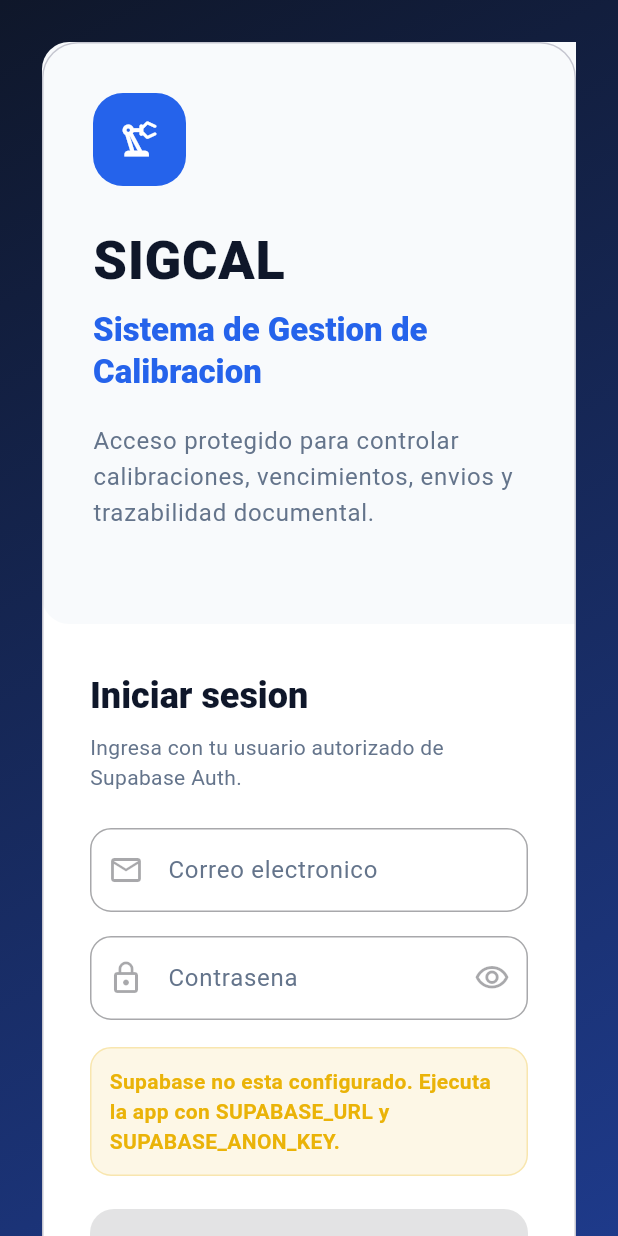
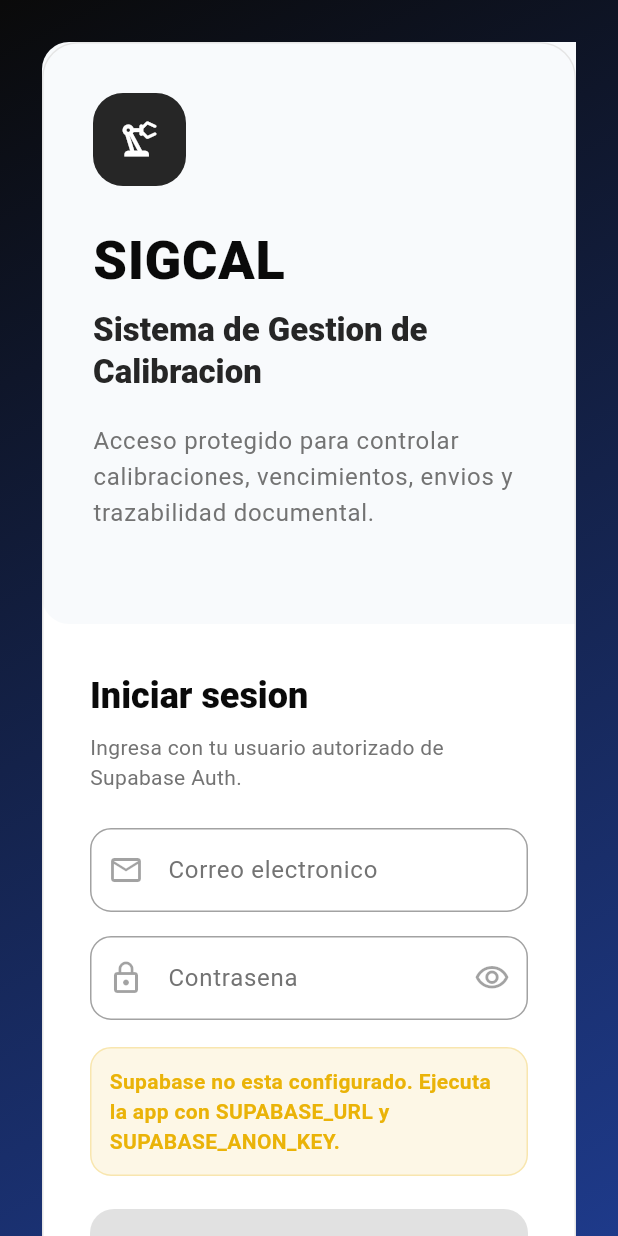
Before and after one commit to mantenimientoedacifap-maker/SIGCAL_WEB, a Flutter app: the screen it shows after launch, on a phone screen of 412 x 824 dp. Run offline on Flutter 3.47's test engine with Material 3 defaults, Android fonts, the light colour scheme and no system bars; drawn by our look-alikes of flutter_form_builder; our stand-ins replace data_table_2, file_picker, flutter_riverpod, form_builder_validators, go_router, image_picker and 4 more; accounts and stored records are empty.

Commit message:
feat: rediseno premium blanco/negro + logo dorado + modo sistema
- Paleta blanco/negro/gris premium, dorado como acento
- Modo Clasico eliminado, reemplazado por Sistema (ThemeMode.system)
- Sidebar: logo dorado, dot dorado en item activo, fondo negro puro
- Aliases compatibles (actionBlue, institutionalBlue, muted)
- Favicon y PWA icons optimizados desde SIGCAL_LOGO_S.png
- Ciclo de tema: Claro <-> Oscuro <-> Sistema

```diff
--- a/lib/app.dart
+++ b/lib/app.dart
@@ -13,18 +13,18 @@ class SigecalApp extends ConsumerWidget {
   @override
   Widget build(BuildContext context, WidgetRef ref) {
     final preferences = ref.watch(appPreferencesProvider);
-    final theme = preferences.visualMode == AppVisualMode.classic
-        ? AppTheme.classic
-        : AppTheme.light;
+    final themeMode = switch (preferences.visualMode) {
+      AppVisualMode.dark => ThemeMode.dark,
+      AppVisualMode.system => ThemeMode.system,
+      AppVisualMode.light => ThemeMode.light,
+    };
 
     return MaterialApp.router(
       title: AppStrings.appName,
       debugShowCheckedModeBanner: false,
-      theme: theme,
+      theme: AppTheme.light,
       darkTheme: AppTheme.dark,
-      themeMode: preferences.visualMode == AppVisualMode.dark
-          ? ThemeMode.dark
-          : ThemeMode.light,
+      themeMode: themeMode,
       locale: preferences.language.locale,
       supportedLocales: [
         for (final language in AppLanguage.values) language.locale,
--- a/lib/core/constants/app_colors.dart
+++ b/lib/core/constants/app_colors.dart
@@ -3,38 +3,56 @@ import 'package:flutter/material.dart';
 class AppColors {
   const AppColors._();
 
-  static const institutionalBlue = Color(0xFF0F172A);
-  static const actionBlue = Color(0xFF2563EB);
-  static const background = Color(0xFFF4F7FB);
-  static const surface = Color(0xFFFFFFFF);
-  static const surfaceSoft = Color(0xFFF8FBFF);
-  static const border = Color(0xFFD8E2F0);
-  static const borderSoft = Color(0xFFEAF0F7);
+  // ── Base premium (blanco y negro) ──────────────────────────
+  static const white = Color(0xFFFFFFFF);
+  static const black = Color(0xFF0A0A0A);
+  static const surfaceDark = Color(0xFF141414);
+  static const surfaceLight = Color(0xFFFFFFFF);
+
+  // ── Escala de grises (proporciones bajas) ──────────────────
+  static const gray50 = Color(0xFFFAFAFA);
+  static const gray100 = Color(0xFFF5F5F5);
+  static const gray200 = Color(0xFFE5E5E5);
+  static const gray300 = Color(0xFFD4D4D4);
+  static const gray400 = Color(0xFFA3A3A3);
+  static const gray500 = Color(0xFF737373);
+  static const gray600 = Color(0xFF525252);
+  static const gray700 = Color(0xFF404040);
+  static const gray800 = Color(0xFF262626);
+  static const gray900 = Color(0xFF171717);
+
+  // ── Dorado premium (logo y acentos) ────────────────────────
+  static const gold = Color(0xFFD4AF37);
+  static const goldLight = Color(0xFFF5D061);
+
+  // ── Colores funcionales (alertas y gráficas) ───────────────
   static const success = Color(0xFF16A34A);
   static const warning = Color(0xFFEAB308);
   static const critical = Color(0xFFF97316);
   static const danger = Color(0xFFDC2626);
   static const calibration = Color(0xFF0284C7);
-  static const muted = Color(0xFF64748B);
-  static const white = Color(0xFFFFFFFF);
-  static const sidebar = Color(0xFF111827);
-  static const sidebarSelected = Color(0xFF1E3A8A);
 
+  // ── Sidebar ────────────────────────────────────────────────
+  static const sidebar = Color(0xFF0A0A0A);
+  static const sidebarSelected = Color(0xFF262626);
+
+  // ── Aliases (compatibilidad hacia atrás) ────────────────────
+  static const actionBlue = gray800;
+  static const institutionalBlue = black;
+  static const muted = gray500;
+
+  // ── Sombras ────────────────────────────────────────────────
   static List<BoxShadow> get softShadow {
     return [
       BoxShadow(
-        color: const Color(0xFF0F172A).withValues(alpha: 0.06),
+        color: const Color(0xFF000000).withValues(alpha: 0.06),
         blurRadius: 28,
         offset: const Offset(0, 16),
-      ),
-      BoxShadow(
-        color: const Color(0xFF2563EB).withValues(alpha: 0.04),
-        blurRadius: 12,
-        offset: const Offset(0, 4),
       ),
     ];
   }
 
+  // ── Helpers de contexto ────────────────────────────────────
   static bool isDark(BuildContext context) {
     return Theme.of(context).brightness == Brightness.dark;
   }
@@ -44,15 +62,15 @@ class AppColors {
   }
 
   static Color surfaceSoftOf(BuildContext context) {
-    return isDark(context) ? const Color(0xFF1E293B) : surfaceSoft;
+    return isDark(context) ? gray800 : gray50;
   }
 
   static Color surfaceElevatedOf(BuildContext context) {
-    return isDark(context) ? const Color(0xFF172033) : surface;
+    return isDark(context) ? gray800 : white;
   }
 
   static Color topbarOf(BuildContext context) {
-    return isDark(context) ? const Color(0xFF0F172A) : white;
+    return isDark(context) ? black : white;
   }
 
   static Color textOf(BuildContext context) {
@@ -60,15 +78,15 @@ class AppColors {
   }
 
   static Color mutedOf(BuildContext context) {
-    return isDark(context) ? const Color(0xFFCBD5E1) : muted;
+    return isDark(context) ? gray400 : gray600;
   }
 
   static Color subduedOf(BuildContext context) {
-    return isDark(context) ? const Color(0xFF94A3B8) : muted;
+    return isDark(context) ? gray500 : gray400;
   }
 
   static Color borderOf(BuildContext context) {
-    return isDark(context) ? const Color(0xFF334155) : borderSoft;
+    return isDark(context) ? gray700 : gray200;
   }
 
   static Color tintOf(
@@ -84,13 +102,12 @@ class AppColors {
     if (isDark(context)) {
       return [
         BoxShadow(
-          color: const Color(0xFF000000).withValues(alpha: 0.22),
+          color: const Color(0xFF000000).withValues(alpha: 0.32),
           blurRadius: 30,
           offset: const Offset(0, 18),
         ),
       ];
     }
-
     return softShadow;
   }
 }
--- a/lib/core/preferences/app_preferences.dart
+++ b/lib/core/preferences/app_preferences.dart
@@ -5,7 +5,7 @@ import 'package:shared_preferences/shared_preferences.dart';
 enum AppVisualMode {
   light('light', 'Claro', Icons.light_mode_outlined),
   dark('dark', 'Oscuro', Icons.dark_mode_outlined),
-  classic('classic', 'Clasico', Icons.workspace_premium_outlined);
+  system('system', 'Sistema', Icons.brightness_auto_outlined);
 
   const AppVisualMode(this.value, this.label, this.icon);
 
--- a/lib/core/theme/app_theme.dart
+++ b/lib/core/theme/app_theme.dart
@@ -7,64 +7,40 @@ class AppTheme {
 
   static ThemeData get light {
     return _build(
-      seed: AppColors.actionBlue,
-      primary: AppColors.actionBlue,
-      surface: AppColors.white,
-      background: AppColors.background,
-      text: AppColors.institutionalBlue,
-      muted: AppColors.muted,
       brightness: Brightness.light,
     );
   }
 
   static ThemeData get dark {
     return _build(
-      seed: const Color(0xFF38BDF8),
-      primary: const Color(0xFF38BDF8),
-      surface: const Color(0xFF111827),
-      background: const Color(0xFF020617),
-      text: const Color(0xFFE5E7EB),
-      muted: const Color(0xFF94A3B8),
       brightness: Brightness.dark,
     );
   }
 
-  static ThemeData get classic {
-    return _build(
-      seed: const Color(0xFFB45309),
-      primary: const Color(0xFFB45309),
-      surface: const Color(0xFFFFFBEB),
-      background: const Color(0xFFF7F0DD),
-      text: const Color(0xFF1F2937),
-      muted: const Color(0xFF6B7280),
-      brightness: Brightness.light,
-    );
-  }
-
   static ThemeData _build({
-    required Color seed,
-    required Color primary,
-    required Color surface,
-    required Color background,
-    required Color text,
-    required Color muted,
     required Brightness brightness,
   }) {
+    final isDark = brightness == Brightness.dark;
+    final surface = isDark ? AppColors.surfaceDark : AppColors.surfaceLight;
+    final background = isDark ? AppColors.black : AppColors.gray50;
+    final text = isDark ? AppColors.white : AppColors.black;
+    final mutedColor = isDark ? AppColors.gray400 : AppColors.gray500;
+    final outline = isDark ? AppColors.gray700 : AppColors.gray200;
+    final primary = isDark ? AppColors.white : AppColors.black;
+    final softSurface = isDark ? AppColors.gray800 : AppColors.gray50;
+
     final colorScheme = ColorScheme.fromSeed(
-      seedColor: seed,
+      seedColor: primary,
       primary: primary,
-      secondary: AppColors.calibration,
+      secondary: AppColors.gold,
       surface: surface,
       error: AppColors.danger,
       brightness: brightness,
+      onPrimary: isDark ? AppColors.black : AppColors.white,
+      onSurface: text,
+      onError: AppColors.white,
+      outline: outline,
     );
-    final isDark = brightness == Brightness.dark;
-    final softSurface = isDark
-        ? const Color(0xFF1E293B)
-        : AppColors.surfaceSoft;
-    final outline = isDark
-        ? const Color(0xFF334155)
-        : colorScheme.outlineVariant;
 
     return ThemeData(
       useMaterial3: true,
@@ -82,7 +58,7 @@ class AppTheme {
         color: surface,
         surfaceTintColor: surface,
         elevation: 0,
-        shadowColor: const Color(0xFF0F172A).withValues(alpha: 0.08),
+        shadowColor: const Color(0xFF000000).withValues(alpha: 0.08),
         shape: RoundedRectangleBorder(
           borderRadius: BorderRadius.circular(24),
           side: BorderSide(color: outline),
@@ -96,7 +72,7 @@ class AppTheme {
           fontSize: 22,
           fontWeight: FontWeight.w800,
         ),
-        contentTextStyle: TextStyle(color: muted, height: 1.4),
+        contentTextStyle: TextStyle(color: mutedColor, height: 1.4),
         shape: RoundedRectangleBorder(borderRadius: BorderRadius.circular(28)),
       ),
       popupMenuTheme: PopupMenuThemeData(
@@ -118,14 +94,14 @@ class AppTheme {
         ),
         filled: true,
         fillColor: isDark ? softSurface : surface,
-        labelStyle: TextStyle(color: muted),
-        helperStyle: TextStyle(color: muted),
-        hintStyle: TextStyle(color: muted),
+        labelStyle: TextStyle(color: mutedColor),
+        helperStyle: TextStyle(color: mutedColor),
+        hintStyle: TextStyle(color: mutedColor),
       ),
       filledButtonTheme: FilledButtonThemeData(
         style: FilledButton.styleFrom(
           backgroundColor: primary,
-          foregroundColor: AppColors.white,
+          foregroundColor: isDark ? AppColors.black : AppColors.white,
           shape: RoundedRectangleBorder(
             borderRadius: BorderRadius.circular(16),
           ),
@@ -134,10 +110,8 @@ class AppTheme {
       ),
       outlinedButtonTheme: OutlinedButtonThemeData(
         style: OutlinedButton.styleFrom(
-          foregroundColor: primary,
-          side: BorderSide(
-            color: primary.withValues(alpha: isDark ? 0.42 : 0.28),
-          ),
+          foregroundColor: text,
+          side: BorderSide(color: outline),
           shape: RoundedRectangleBorder(
             borderRadius: BorderRadius.circular(16),
           ),
@@ -146,20 +120,18 @@ class AppTheme {
       ),
       dataTableTheme: DataTableThemeData(
         headingRowColor: WidgetStatePropertyAll(
-          primary.withValues(
-            alpha: brightness == Brightness.dark ? 0.18 : 0.08,
-          ),
+          isDark ? AppColors.gray800 : AppColors.gray100,
         ),
         headingTextStyle: TextStyle(color: text, fontWeight: FontWeight.w700),
         dataTextStyle: TextStyle(color: text),
       ),
-      textTheme: ThemeData(
-        brightness: brightness,
-      ).textTheme.apply(bodyColor: text, displayColor: text),
-      iconTheme: IconThemeData(color: muted),
+      textTheme: ThemeData(brightness: brightness)
+          .textTheme
+          .apply(bodyColor: text, displayColor: text),
+      iconTheme: IconThemeData(color: mutedColor),
       listTileTheme: ListTileThemeData(
         textColor: text,
-        iconColor: muted,
+        iconColor: mutedColor,
         selectedColor: text,
       ),
     );
--- a/lib/core/widgets/app_topbar.dart
+++ b/lib/core/widgets/app_topbar.dart
@@ -805,8 +805,8 @@ class _ThemeCycleButton extends ConsumerWidget {
   AppVisualMode _nextMode(AppVisualMode current) {
     return switch (current) {
       AppVisualMode.light => AppVisualMode.dark,
-      AppVisualMode.dark => AppVisualMode.classic,
-      AppVisualMode.classic => AppVisualMode.light,
+      AppVisualMode.dark => AppVisualMode.system,
+      AppVisualMode.system => AppVisualMode.light,
     };
   }
 }
--- a/pubspec.yaml
+++ b/pubspec.yaml
@@ -75,9 +75,8 @@ flutter:
   uses-material-design: true
 
   # To add assets to your application, add an assets section, like this:
-  # assets:
-  #   - images/a_dot_burr.jpeg
-  #   - images/a_dot_ham.jpeg
+  assets:
+    - assets/logo.png
 
   # An image asset can refer to one or more resolution-specific "variants", see
   # https://flutter.dev/to/resolution-aware-images
```
Also changed, not shown: lib/core/widgets/app_sidebar.dart (+49 -9 lines), assets/logo.png (added), logo_sigcal/SIGCAL_LOGO_S.png (added), 5 other files.
